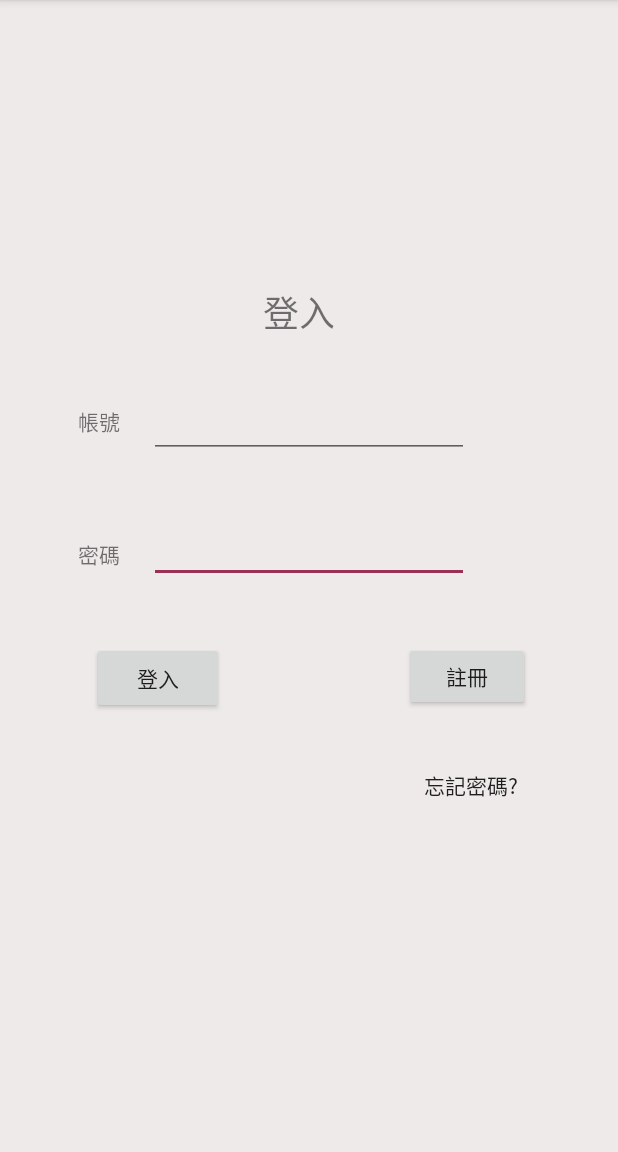
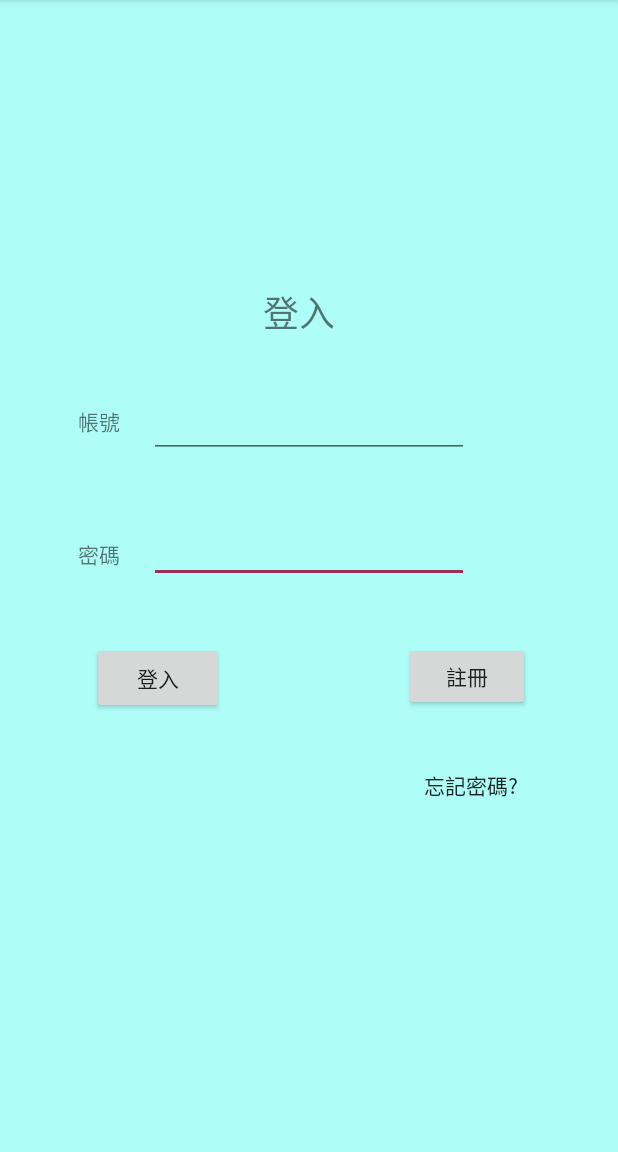
Before and after one commit to peter-kong/-APP, an Android app: the screen it shows after launch (MainActivity), on a phone screen of 412 x 824 dp, the part 84-1236 px from its top. Run offline under Robolectric (Android 15) with nearby library versions, the phone set to English and light mode, and no system bars.

Commit message:
新版本的開始

```diff
--- a/Thematic/app/src/main/res/layout/activity_main.xml
+++ b/Thematic/app/src/main/res/layout/activity_main.xml
@@ -4,7 +4,7 @@
     xmlns:tools="http://schemas.android.com/tools"
     android:layout_width="match_parent"
     android:layout_height="match_parent"
-    android:background="#EEEAEA"
+    android:background="#7759FFF3"
     tools:context=".MainActivity">
 
     <Button
```
